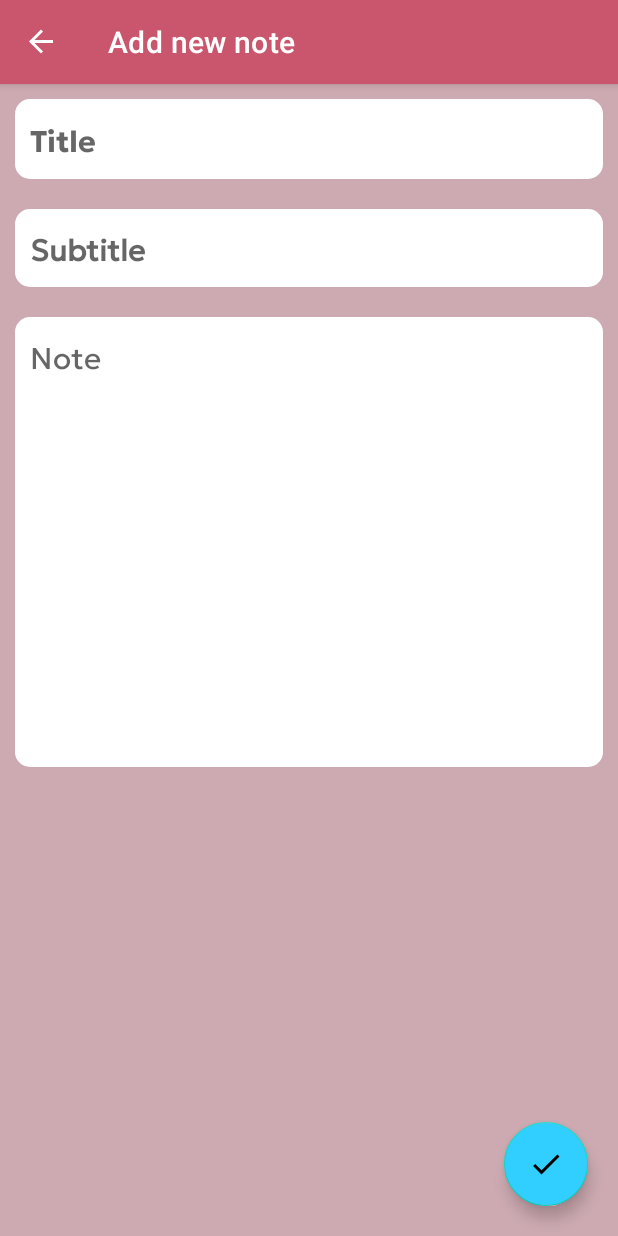
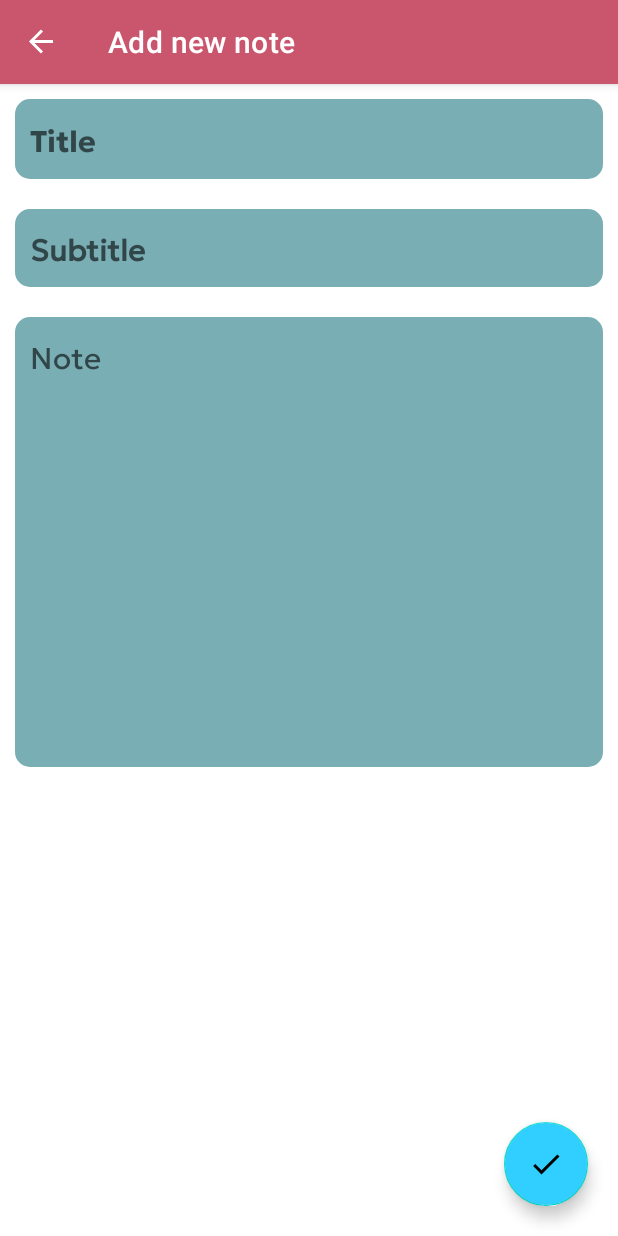
Before and after one commit to YadavYashvant/Notesy, an Android app: the CreateNoteFragment screen opened through its navigation route, on a phone screen of 412 x 824 dp. Run offline under Robolectric (Android 15) with nearby library versions, the phone set to English and light mode, and no system bars; our stand-ins replace Room's generated code, navigation-ui; 1 statement that could not run was skipped.

Commit message:
UI colors changed

```diff
--- a/app/src/main/res/drawable/edit_text_contn.xml
+++ b/app/src/main/res/drawable/edit_text_contn.xml
@@ -1,5 +1,5 @@
 <?xml version="1.0" encoding="utf-8"?>
 <shape android:shape="rectangle" xmlns:android="http://schemas.android.com/apk/res/android">
-    <solid android:color="@color/White"/>
+    <solid android:color="#7AAEB5"/>
     <corners android:radius="10dp"/>
 </shape>
--- a/app/src/main/res/layout/fragment_create_note.xml
+++ b/app/src/main/res/layout/fragment_create_note.xml
@@ -4,7 +4,7 @@
     android:layout_width="match_parent"
     android:layout_height="match_parent"
     tools:context=".ui.Fragments.CreateNoteFragment"
-    android:background="#CDAAB1"
+    android:background="#FFFFFF"
     >
 
     <LinearLayout
--- a/app/src/main/res/layout/fragment_edit_note.xml
+++ b/app/src/main/res/layout/fragment_edit_note.xml
@@ -4,7 +4,7 @@
     android:layout_width="match_parent"
     android:layout_height="match_parent"
     tools:context=".ui.Fragments.CreateNoteFragment"
-    android:background="#CDAAB1"
+    android:background="#FFFFFF"
     >
 
     <LinearLayout
--- a/app/src/main/res/layout/fragment_home.xml
+++ b/app/src/main/res/layout/fragment_home.xml
@@ -10,7 +10,7 @@
     <androidx.constraintlayout.widget.ConstraintLayout
         android:layout_width="match_parent"
         android:layout_height="match_parent"
-        android:background="#CDAAB1"
+        android:background="#FFFFFF"
         >
 
         <androidx.recyclerview.widget.RecyclerView
--- a/app/src/main/res/navigation/navgraph.xml
+++ b/app/src/main/res/navigation/navgraph.xml
@@ -31,8 +31,7 @@
             app:destination="@id/homeFragment" />
         <action
             android:id="@+id/action_createNoteFragment_pop_including_homeFragment"
-            app:popUpTo="@id/homeFragment"
-            app:popUpToInclusive="true" />
+            app:popUpTo="@id/homeFragment" />
     </fragment>
     <fragment
         android:id="@+id/editNoteFragment"
```
